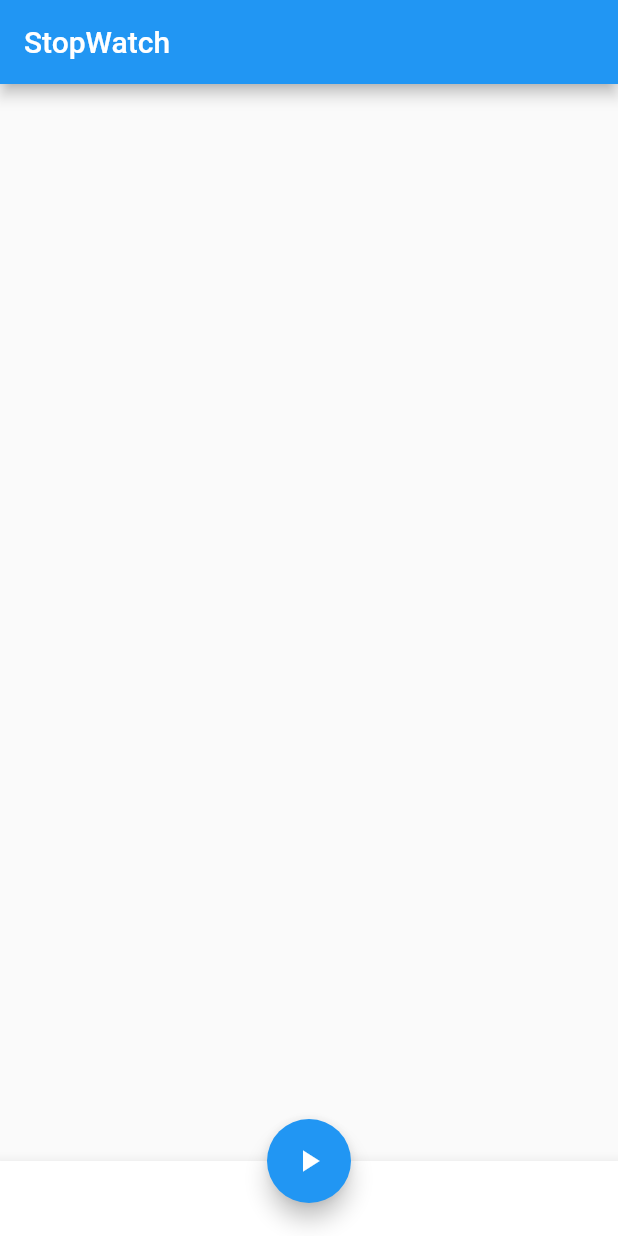
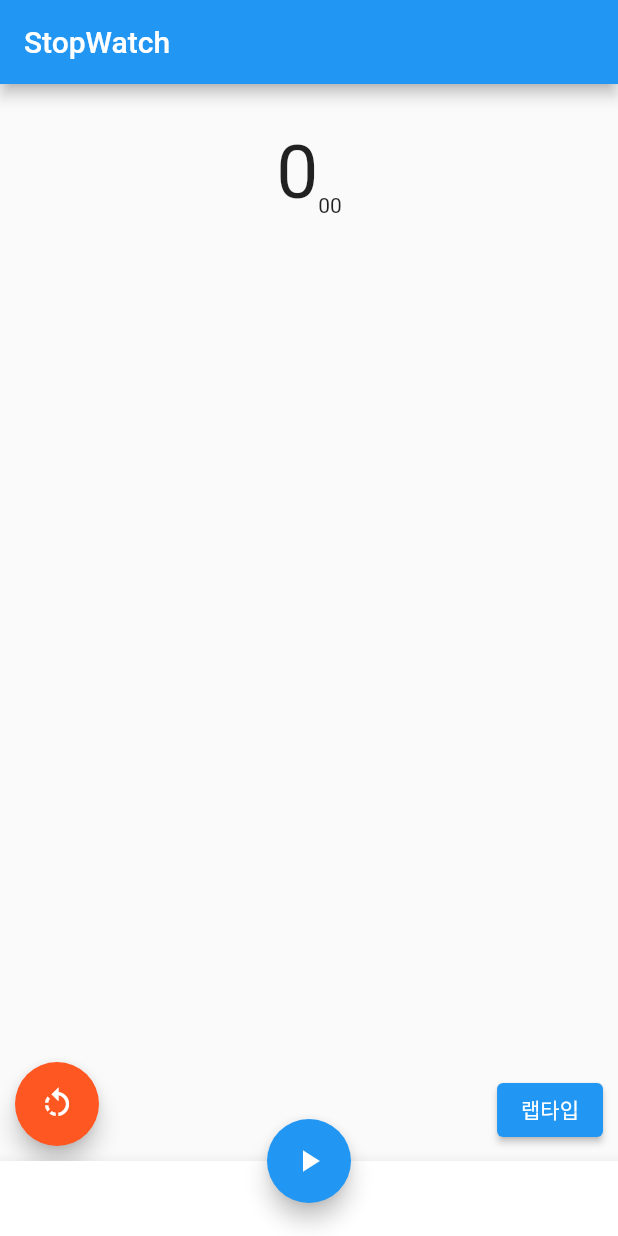
Before and after one commit to kopro-ov/flutter_book_club, a Flutter app: the screen it shows after launch, on a phone screen of 412 x 824 dp. Run offline on Flutter 3.47's test engine with Material 2 defaults, Android fonts, the phone set to English and light mode, and no system bars; our stand-ins replace carousel_slider.

Commit message:
타이머 영역 UI

```diff
--- a/stopwatch/lib/main.dart
+++ b/stopwatch/lib/main.dart
@@ -52,7 +52,54 @@ class _StopWatchPageState extends State<StopWatchPage> {
 
 //내용
 Widget _buildBody() {
-  return Container();
+  return Center(
+    child: Padding(
+      padding: const EdgeInsets.only(top: 30),
+      child: Stack(
+        children: <Widget>[
+          Column(
+            children: <Widget>[
+              Row(
+                mainAxisAlignment: MainAxisAlignment.center,
+                crossAxisAlignment: CrossAxisAlignment.end,
+                children: <Widget>[
+                  Text(
+                    '0',
+                    style: TextStyle(fontSize: 50.0),
+                  ),
+                  Text('00'),
+                ],
+              ),
+              Container(
+                width: 100,
+                height: 200,
+                child: ListView(
+                  children: <Widget>[],
+                ),
+              )
+            ],
+          ),
+          Positioned(
+            left: 10,
+            bottom: 10,
+            child: FloatingActionButton(
+              backgroundColor: Colors.deepOrange,
+              onPressed: () {},
+              child: Icon(Icons.rotate_left),
+            ),
+          ),
+          Positioned(
+            right: 10,
+            bottom: 10,
+            child: ElevatedButton(
+              onPressed: () {},
+              child: Text('랩타입'),
+            ),
+          )
+        ],
+      ),
+    ),
+  );
 }
 
 //시작 또는 일시정지 버튼
```
